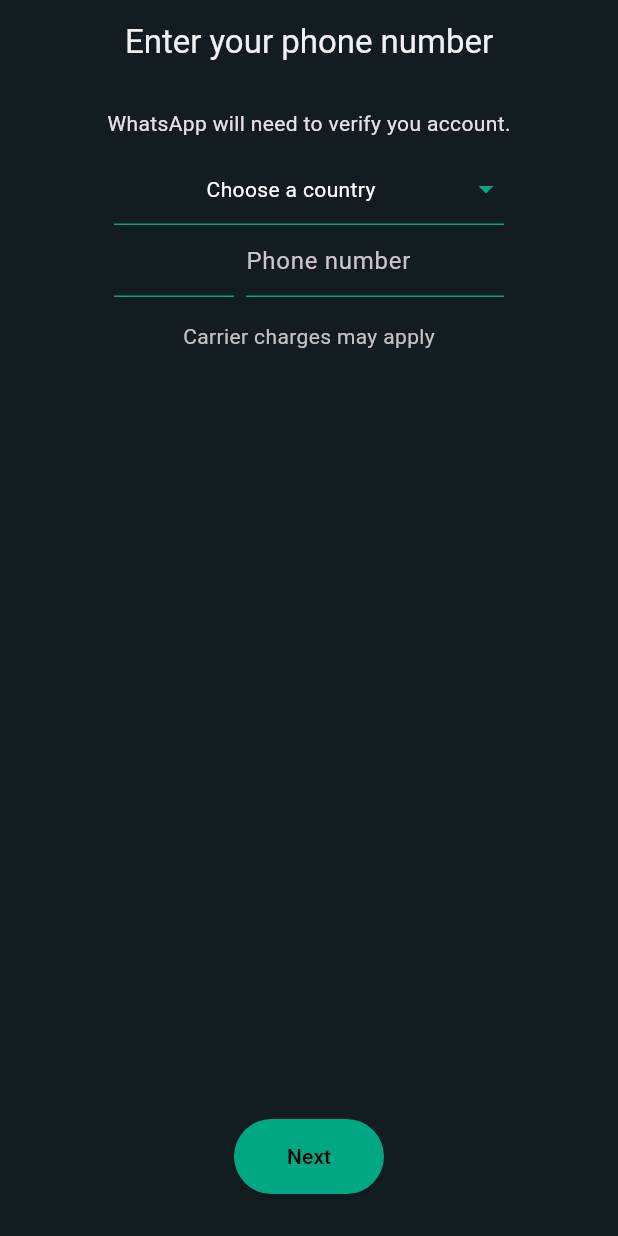
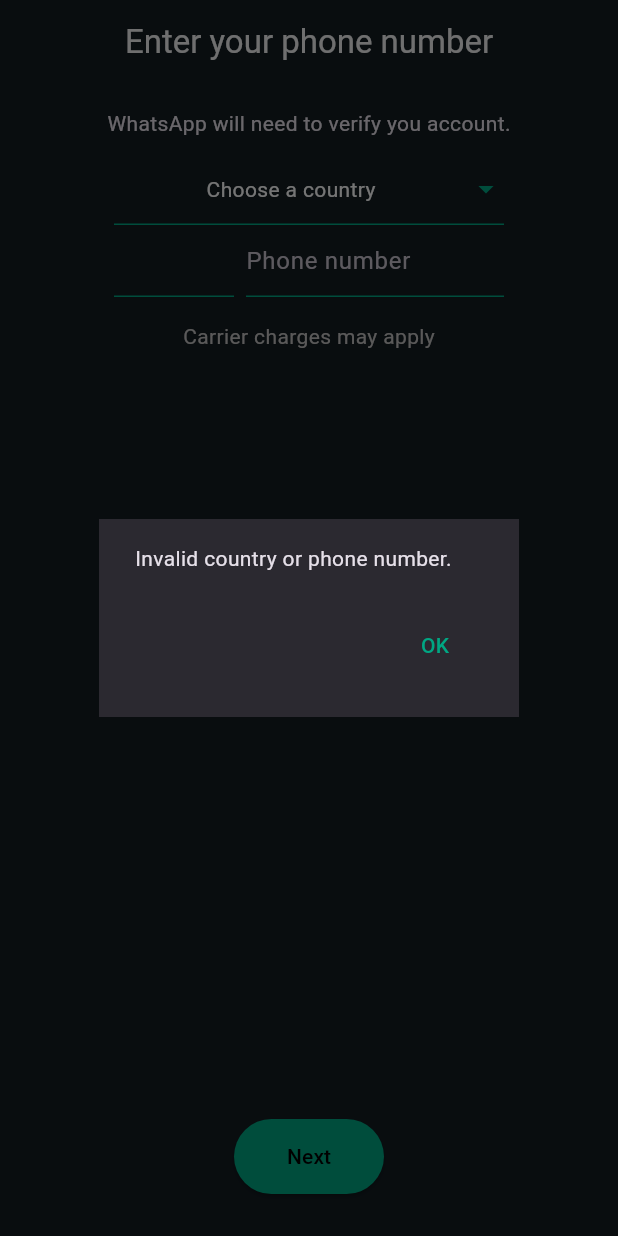
Before and after one commit to Bilawal-Mehfooz-Malik/whatsapp_clone, a Flutter app: the screen it shows after launch, after a tap on "Agree and continue", after a tap on "Next", on a phone screen of 412 x 824 dp. Run offline on Flutter 3.47's test engine with Material 3 defaults, Android fonts, the phone set to English and light mode, and no system bars; our stand-ins replace cloud_firestore, country_picker, firebase_auth, firebase_core, flutter_riverpod; accounts and stored records are empty.

```diff
--- a/lib/features/auth/screens/login_screen.dart
+++ b/lib/features/auth/screens/login_screen.dart
@@ -1,18 +1,21 @@
 import 'package:flutter/material.dart';
 import 'package:whatsapp_clone/data/colors.dart';
 import 'package:country_picker/country_picker.dart';
+import 'package:flutter_riverpod/flutter_riverpod.dart';
 import 'package:whatsapp_clone/shared_features/custom_button.dart';
+import 'package:whatsapp_clone/features/auth/controller/auth_controller.dart';
+import 'package:whatsapp_clone/shared_features/error_messages_structure.dart';
 
-class LoginScreen extends StatefulWidget {
+class LoginScreen extends ConsumerStatefulWidget {
   const LoginScreen({super.key});
 
   static const routeName = '/login-screen';
 
   @override
-  State<LoginScreen> createState() => _LoginScreenState();
+  ConsumerState<LoginScreen> createState() => _LoginScreenState();
 }
 
-class _LoginScreenState extends State<LoginScreen> {
+class _LoginScreenState extends ConsumerState<LoginScreen> {
   Country? countryDetails;
   final countryCodeController = TextEditingController();
   final phoneNumberController = TextEditingController();
@@ -44,6 +47,20 @@ class _LoginScreenState extends State<LoginScreen> {
         });
       },
     );
+  }
+
+  void sendPhoneNumber() {
+    String phoneNumber = phoneNumberController.text.trim();
+
+    if (countryDetails == null || phoneNumber.isEmpty) {
+      showErrorDialog(
+          context: context, content: 'Invalid country or phone number.');
+      return;
+    }
+
+    ref
+        .read(authControllerProvider)
+        .signInWithPhone(context, '+${countryDetails!.phoneCode}$phoneNumber');
   }
 
   @override
@@ -146,7 +163,10 @@ class _LoginScreenState extends State<LoginScreen> {
               // Next Button
               Padding(
                 padding: const EdgeInsets.symmetric(horizontal: 140),
-                child: CustomButton(text: 'Next', onPressed: () {}),
+                child: CustomButton(
+                  text: 'Next',
+                  onPressed: sendPhoneNumber,
+                ),
               ),
               const SizedBox(height: 12),
             ],
--- a/lib/main.dart
+++ b/lib/main.dart
@@ -3,6 +3,7 @@ import 'package:flutter/material.dart';
 import 'package:whatsapp_clone/router.dart';
 import 'package:whatsapp_clone/data/colors.dart';
 import 'package:firebase_core/firebase_core.dart';
+import 'package:flutter_riverpod/flutter_riverpod.dart';
 import 'package:whatsapp_clone/modules/responsive_layout.dart';
 import 'package:whatsapp_clone/screens/web_layout_screen.dart';
 import 'package:whatsapp_clone/features/startup/screens/startup_screen.dart';
@@ -12,7 +13,7 @@ void main() async {
   await Firebase.initializeApp(
     options: DefaultFirebaseOptions.currentPlatform,
   );
-  runApp(const MyApp());
+  runApp(const ProviderScope(child: MyApp()));
 }
 
 class MyApp extends StatelessWidget {
@@ -29,7 +30,7 @@ class MyApp extends StatelessWidget {
           foregroundColor: textColor,
         ),
       ),
-      onGenerateRoute: (settings)=>generateRoute(settings),
+      onGenerateRoute: (settings) => generateRoute(settings),
       home: const ResponsiveLayout(
         webScreenLayout: WebLayoutScreen(),
         mobileScreenLayout: StartUpScreen(),
--- a/lib/router.dart
+++ b/lib/router.dart
@@ -1,5 +1,5 @@
 import 'package:flutter/material.dart';
-import 'package:whatsapp_clone/shared_features/error.dart';
+import 'package:whatsapp_clone/shared_features/error_screen.dart';
 import 'package:whatsapp_clone/features/auth/screens/otp_screen.dart';
 import 'package:whatsapp_clone/features/auth/screens/login_screen.dart';
 
--- /dev/null
+++ b/lib/shared_features/error_messages_structure.dart
@@ -0,0 +1,29 @@
+import 'package:flutter/material.dart';
+import 'package:whatsapp_clone/data/colors.dart';
+
+void showSnack({required BuildContext context, required String content}) {
+  ScaffoldMessenger.of(context).clearSnackBars();
+  ScaffoldMessenger.of(context).showSnackBar(
+    SnackBar(content: Text(content)),
+  );
+}
+
+void showErrorDialog({required BuildContext context, required String content}) {
+  showDialog(
+      context: context,
+      builder: (context) {
+        return AlertDialog(
+          content: Text(content),
+          actions: [
+            TextButton(
+              onPressed: () {
+                Navigator.of(context).pop();
+              },
+              child: const Text('OK', style: TextStyle(color: tabColor)),
+            ),
+          ],
+          shape: const BeveledRectangleBorder(
+              borderRadius: BorderRadius.all(Radius.zero)),
+        );
+      });
+}
--- a/pubspec.yaml
+++ b/pubspec.yaml
@@ -39,6 +39,7 @@ dependencies:
   country_picker: ^2.0.22
   firebase_auth: ^4.14.1
   cloud_firestore: ^4.13.2
+  flutter_riverpod: ^2.4.9
 
 dev_dependencies:
   flutter_test:
```
Also changed, not shown: lib/features/auth/controller/auth_controller.dart (added, +18 -0 lines), lib/features/auth/repository/auth_repository.dart (+7 -1 lines), lib/shared_features/show_snack_error.dart (deleted, +0 -8 lines), lib/shared_features/error_screen.dart (renamed from lib/shared_features/error.dart), pubspec.lock, 1 other file.
